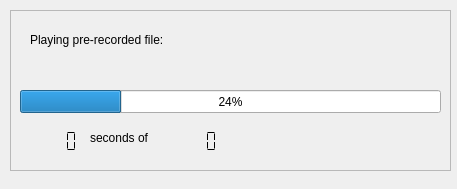
This is devices/wavfiles/filereader-widget.ui in JvanKatwijk/sdrplayDab as Qt 5 draws it before an edit. The edited form follows.
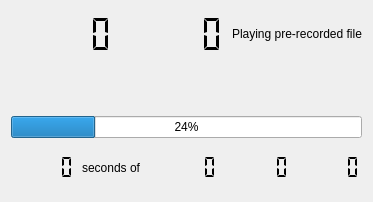
This is the edited form.

The edit to the form file:
```diff
--- a/devices/wavfiles/filereader-widget.ui
+++ b/devices/wavfiles/filereader-widget.ui
@@ -6,56 +6,64 @@
    <rect>
     <x>0</x>
     <y>0</y>
-    <width>457</width>
-    <height>189</height>
+    <width>373</width>
+    <height>202</height>
    </rect>
   </property>
   <property name="windowTitle">
    <string>Qt-DAB File Reader</string>
   </property>
-  <widget class="QFrame" name="frame">
-   <property name="geometry">
-    <rect>
-     <x>10</x>
-     <y>10</y>
-     <width>441</width>
-     <height>161</height>
-    </rect>
+  <layout class="QVBoxLayout" name="verticalLayout">
+   <item>
+    <layout class="QHBoxLayout" name="horizontalLayout_2">
+     <item>
+      <widget class="QLCDNumber" name="averageValue">
+       <property name="toolTip">
+        <string>average signal value
+</string>
    </property>
    <property name="frameShape">
-    <enum>QFrame::StyledPanel</enum>
+        <enum>QFrame::NoFrame</enum>
+       </property>
+       <property name="segmentStyle">
+        <enum>QLCDNumber::Flat</enum>
+       </property>
+      </widget>
+     </item>
+     <item>
+      <widget class="QLCDNumber" name="nullValue">
+       <property name="toolTip">
+        <string>signal value during null periods
+</string>
+       </property>
+       <property name="frameShape">
+        <enum>QFrame::NoFrame</enum>
    </property>
    <property name="frameShadow">
     <enum>QFrame::Raised</enum>
    </property>
+       <property name="segmentStyle">
+        <enum>QLCDNumber::Flat</enum>
+       </property>
+      </widget>
+     </item>
+     <item>
    <widget class="QLabel" name="label">
-    <property name="geometry">
-     <rect>
-      <x>20</x>
-      <y>20</y>
-      <width>181</width>
-      <height>21</height>
-     </rect>
-    </property>
     <property name="toolTip">
      <string>&lt;html&gt;&lt;head/&gt;&lt;body&gt;&lt;p&gt;Path to file&lt;/p&gt;&lt;/body&gt;&lt;/html&gt;</string>
     </property>
     <property name="text">
-     <string>Playing pre-recorded file:</string>
+        <string>Playing pre-recorded file</string>
     </property>
     <property name="textInteractionFlags">
      <set>Qt::LinksAccessibleByMouse|Qt::TextSelectableByMouse</set>
     </property>
    </widget>
+     </item>
+    </layout>
+   </item>
+   <item>
    <widget class="QLabel" name="nameofFile">
-    <property name="geometry">
-     <rect>
-      <x>20</x>
-      <y>60</y>
-      <width>401</width>
-      <height>21</height>
-     </rect>
-    </property>
     <property name="text">
      <string/>
     </property>
@@ -63,28 +71,18 @@
      <set>Qt::LinksAccessibleByMouse|Qt::TextSelectableByMouse</set>
     </property>
    </widget>
+   </item>
+   <item>
    <widget class="QProgressBar" name="fileProgress">
-    <property name="geometry">
-     <rect>
-      <x>10</x>
-      <y>80</y>
-      <width>421</width>
-      <height>23</height>
-     </rect>
-    </property>
     <property name="value">
      <number>24</number>
     </property>
    </widget>
+   </item>
+   <item>
+    <layout class="QHBoxLayout" name="horizontalLayout">
+     <item>
    <widget class="QLCDNumber" name="currentTime">
-    <property name="geometry">
-     <rect>
-      <x>10</x>
-      <y>120</y>
-      <width>64</width>
-      <height>23</height>
-     </rect>
-    </property>
     <property name="frameShape">
      <enum>QFrame::NoFrame</enum>
     </property>
@@ -92,28 +90,29 @@
      <enum>QLCDNumber::Flat</enum>
     </property>
    </widget>
+     </item>
+     <item>
    <widget class="QLabel" name="label_2">
-    <property name="geometry">
-     <rect>
-      <x>80</x>
-      <y>120</y>
-      <width>81</width>
-      <height>16</height>
-     </rect>
-    </property>
     <property name="text">
      <string>seconds of </string>
     </property>
    </widget>
+     </item>
+     <item>
    <widget class="QLCDNumber" name="totalTime">
-    <property name="geometry">
-     <rect>
-      <x>150</x>
-      <y>120</y>
-      <width>64</width>
-      <height>23</height>
-     </rect>
-    </property>
+       <property name="frameShape">
+        <enum>QFrame::NoFrame</enum>
+       </property>
+       <property name="segmentStyle">
+        <enum>QLCDNumber::Flat</enum>
+       </property>
+      </widget>
+     </item>
+     <item>
+      <widget class="QLCDNumber" name="freq_offsetDisplay">
+       <property name="toolTip">
+        <string>current total frequency offset</string>
+       </property>
     <property name="frameShape">
      <enum>QFrame::NoFrame</enum>
     </property>
@@ -121,7 +120,24 @@
      <enum>QLCDNumber::Flat</enum>
     </property>
    </widget>
-  </widget>
+     </item>
+     <item>
+      <widget class="QLCDNumber" name="freq_errorDisplay">
+       <property name="toolTip">
+        <string>remaining frequency error
+</string>
+       </property>
+       <property name="frameShape">
+        <enum>QFrame::NoFrame</enum>
+       </property>
+       <property name="segmentStyle">
+        <enum>QLCDNumber::Flat</enum>
+       </property>
+      </widget>
+     </item>
+    </layout>
+   </item>
+  </layout>
  </widget>
  <resources/>
  <connections/>
```
Left out of the diff: 2 changed lines with no effect on the pictures. Lines whose indentation alone changed are shown as unchanged.
